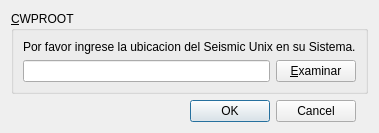
edvelezg/viper-sugui, file Viper/getenv.ui: the form before one commit.
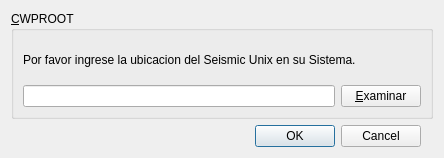
The form after the commit.

Patch:
```diff
--- a/Viper/getenv.ui
+++ b/Viper/getenv.ui
@@ -5,8 +5,8 @@
    <rect>
     <x>0</x>
     <y>0</y>
-    <width>375</width>
-    <height>132</height>
+    <width>444</width>
+    <height>158</height>
    </rect>
   </property>
   <property name="windowTitle" >
```
